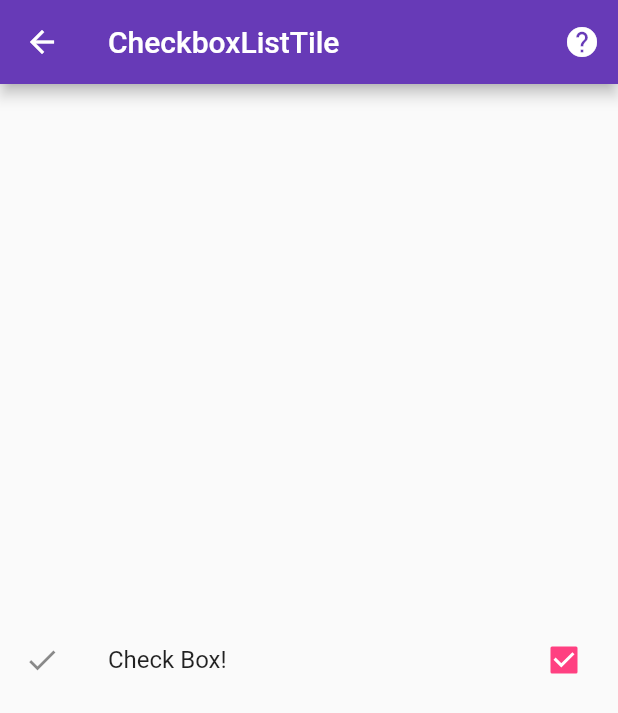
After one commit to sanjay-rb/100-Days-Of-Flutter-Widgets, a Flutter app: the Day81CheckboxListTile screen opened directly, after a tap on "Check Box!", after a tap on the "help" icon, on a phone screen of 412 x 824 dp. The commit adds this screen. Shown: the top 713 px of the screen. Run offline on Flutter 3.47's test engine with Material 2 defaults, Android fonts, the phone set to English and light mode, and no system bars.

Commit message:
Day81 Completed with CheckboxListTile

```diff
--- a/hundred_days_of_flutter_widget/lib/day080_padding.dart
+++ b/hundred_days_of_flutter_widget/lib/day080_padding.dart
@@ -1,5 +1,3 @@
-import 'dart:ui';
-
 import 'package:flutter/material.dart';
 import 'package:url_launcher/url_launcher.dart';
 
--- /dev/null
+++ b/hundred_days_of_flutter_widget/lib/day081_checkbox_list_tile.dart
@@ -0,0 +1,59 @@
+import 'package:flutter/material.dart';
+import 'package:url_launcher/url_launcher.dart';
+
+class Day81CheckboxListTile extends StatefulWidget {
+  Day81CheckboxListTile({Key key}) : super(key: key);
+
+  @override
+  _Day81CheckboxListTileState createState() => _Day81CheckboxListTileState();
+}
+
+class _Day81CheckboxListTileState extends State<Day81CheckboxListTile> {
+  var _isChecked = false;
+
+  @override
+  Widget build(BuildContext context) {
+    return Scaffold(
+      body: Center(
+        // ? What is CheckboxListTile....
+        // ! CheckboxListTile = CheckBox + ListTile....
+        // We have all the ListTile property.....
+        // And also the CheckBox property....
+        child: CheckboxListTile(
+          value: _isChecked, // ! here we added the value as bool....
+          onChanged: (value) {
+            // and manage the state ad the [onChanged] callback....
+            setState(() {
+              _isChecked = value;
+            });
+          },
+          title: Text("Check Box!"), // ! here comes the title of [ListTile]....
+          secondary: Icon(Icons
+              .check), // ! and here is the secondary for the [ListTile]....
+          controlAffinity: _isChecked
+              ? ListTileControlAffinity.trailing
+              : ListTileControlAffinity.leading,
+        ),
+      ),
+      appBar: AppBar(
+        title: Text('CheckboxListTile'),
+        actions: <Widget>[
+          IconButton(
+            icon: Icon(Icons.help),
+            onPressed: () async {
+              const url =
+                  'https://github.com/sanjaysanju618/100-Days-Of-Flutter-Widgets/' +
+                      'blob/master/hundred_days_of_flutter_widget/' +
+                      'lib/day081_checkbox_list_tile.dart';
+              if (await canLaunch(url)) {
+                await launch(url);
+              } else {
+                throw 'Could not launch $url';
+              }
+            },
+          )
+        ],
+      ),
+    );
+  }
+}
--- a/hundred_days_of_flutter_widget/lib/main.dart
+++ b/hundred_days_of_flutter_widget/lib/main.dart
@@ -78,6 +78,7 @@ import 'package:hundreddaysofflutterwidget/day077_cupertino_activity_indicator.d
 import 'package:hundreddaysofflutterwidget/day078_clip_oval.dart';
 import 'package:hundreddaysofflutterwidget/day079_animated_widgets.dart';
 import 'package:hundreddaysofflutterwidget/day080_padding.dart';
+import 'package:hundreddaysofflutterwidget/day081_checkbox_list_tile.dart';
 import 'package:hundreddaysofflutterwidget/inherited_widget/day037_inherited_widget.dart';
 import 'package:url_launcher/url_launcher.dart';
 
@@ -191,7 +192,8 @@ class _MainPageState extends State<MainPage> {
     "CupertinoActivityIndicator": Day77CupertinoActivityIndicator(),
     "ClipOval": Day78ClipOval(),
     "AnimatedWidget": Day79AnimatedWidget(),
-    'Padding': Day80Padding()
+    'Padding': Day80Padding(),
+    "CheckboxListTile": Day81CheckboxListTile()
   };
 
   List _listTitle = [
@@ -274,7 +276,8 @@ class _MainPageState extends State<MainPage> {
     "CupertinoActivityIndicator",
     "ClipOval",
     "AnimatedWidget",
-    "Padding"
+    "Padding",
+    "CheckboxListTile"
   ];
 
   List fliter = List<String>();
```
Also changed, not shown: 1 other file.
